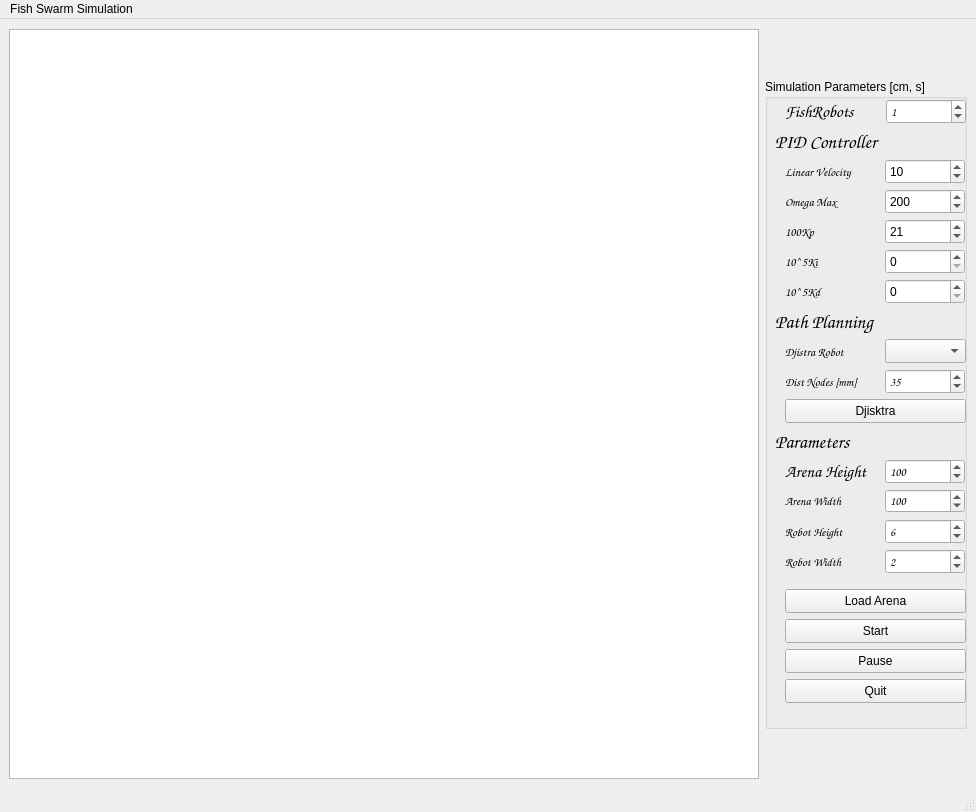
The window that swarminterface.ui (gribovskiy/FishSwarm) describes before a commit, drawn with Qt 5.
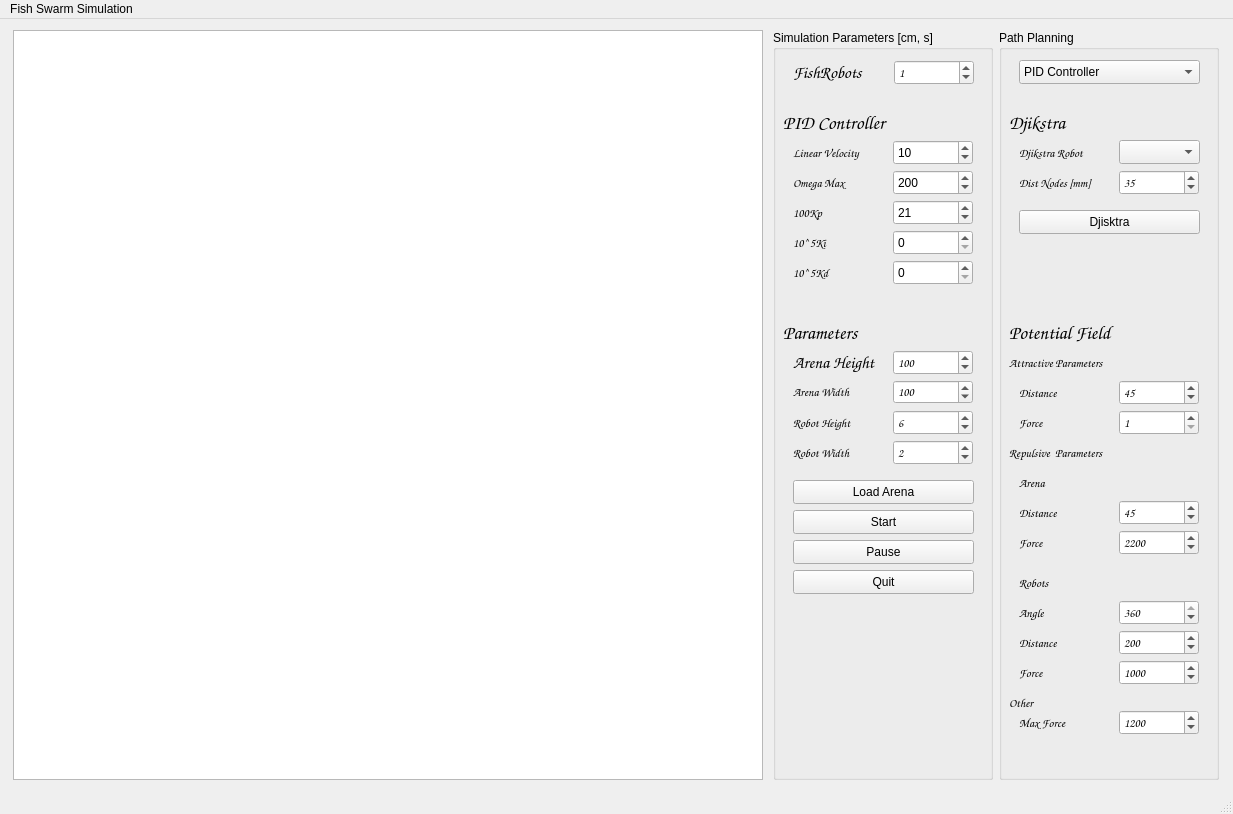
The same window after the commit.

Commit message: potential field has been coded and intial tuning has been done but requires fine tuning with the actual robots

The edit to the form file:
```diff
--- a/swarminterface.ui
+++ b/swarminterface.ui
@@ -6,8 +6,8 @@
    <rect>
     <x>0</x>
     <y>0</y>
-    <width>976</width>
-    <height>812</height>
+    <width>1233</width>
+    <height>814</height>
    </rect>
   </property>
   <property name="windowTitle">
@@ -15,20 +15,20 @@
   </property>
   <widget class="QWidget" name="centralwidget">
    <layout class="QGridLayout" name="gridLayout_2">
-    <item row="0" column="3">
+    <item row="0" column="2">
      <layout class="QHBoxLayout" name="horizontalLayout">
       <item>
        <widget class="QGroupBox" name="InputsGroupBox">
         <property name="minimumSize">
          <size>
-          <width>200</width>
-          <height>650</height>
+          <width>0</width>
+          <height>750</height>
          </size>
         </property>
         <property name="maximumSize">
          <size>
-          <width>600</width>
-          <height>650</height>
+          <width>220</width>
+          <height>750</height>
          </size>
         </property>
         <property name="title">
@@ -38,7 +38,7 @@
          <property name="geometry">
           <rect>
            <x>120</x>
-           <y>380</y>
+           <y>320</y>
            <width>80</width>
            <height>25</height>
           </rect>
@@ -71,7 +71,7 @@
          <property name="geometry">
           <rect>
            <x>20</x>
-           <y>410</y>
+           <y>350</y>
            <width>85</width>
            <height>24</height>
           </rect>
@@ -89,7 +89,7 @@
          <property name="geometry">
           <rect>
            <x>20</x>
-           <y>470</y>
+           <y>410</y>
            <width>85</width>
            <height>25</height>
           </rect>
@@ -107,7 +107,7 @@
          <property name="geometry">
           <rect>
            <x>20</x>
-           <y>380</y>
+           <y>320</y>
            <width>111</width>
            <height>25</height>
           </rect>
@@ -126,7 +126,7 @@
          <property name="geometry">
           <rect>
            <x>20</x>
-           <y>80</y>
+           <y>110</y>
            <width>101</width>
            <height>25</height>
           </rect>
@@ -144,7 +144,7 @@
          <property name="geometry">
           <rect>
            <x>120</x>
-           <y>80</y>
+           <y>110</y>
            <width>80</width>
            <height>25</height>
           </rect>
@@ -172,7 +172,7 @@
          <property name="geometry">
           <rect>
            <x>120</x>
-           <y>410</y>
+           <y>350</y>
            <width>80</width>
            <height>24</height>
           </rect>
@@ -205,7 +205,7 @@
          <property name="geometry">
           <rect>
            <x>120</x>
-           <y>470</y>
+           <y>410</y>
            <width>80</width>
            <height>25</height>
           </rect>
@@ -229,7 +229,7 @@
          <property name="geometry">
           <rect>
            <x>20</x>
-           <y>440</y>
+           <y>380</y>
            <width>85</width>
            <height>25</height>
           </rect>
@@ -247,7 +247,7 @@
          <property name="geometry">
           <rect>
            <x>120</x>
-           <y>440</y>
+           <y>380</y>
            <width>80</width>
            <height>25</height>
           </rect>
@@ -274,7 +274,7 @@
          <property name="geometry">
           <rect>
            <x>20</x>
-           <y>510</y>
+           <y>450</y>
            <width>181</width>
            <height>24</height>
           </rect>
@@ -287,7 +287,7 @@
          <property name="geometry">
           <rect>
            <x>20</x>
-           <y>540</y>
+           <y>480</y>
            <width>181</width>
            <height>24</height>
           </rect>
@@ -303,7 +303,7 @@
          <property name="geometry">
           <rect>
            <x>20</x>
-           <y>570</y>
+           <y>510</y>
            <width>181</width>
            <height>24</height>
           </rect>
@@ -316,7 +316,7 @@
          <property name="geometry">
           <rect>
            <x>20</x>
-           <y>600</y>
+           <y>540</y>
            <width>181</width>
            <height>24</height>
           </rect>
@@ -329,7 +329,7 @@
          <property name="geometry">
           <rect>
            <x>121</x>
-           <y>20</y>
+           <y>30</y>
            <width>80</width>
            <height>25</height>
           </rect>
@@ -356,7 +356,7 @@
          <property name="geometry">
           <rect>
            <x>20</x>
-           <y>20</y>
+           <y>30</y>
            <width>85</width>
            <height>25</height>
           </rect>
@@ -378,7 +378,7 @@
          <property name="geometry">
           <rect>
            <x>10</x>
-           <y>50</y>
+           <y>80</y>
            <width>171</width>
            <height>25</height>
           </rect>
@@ -400,7 +400,7 @@
          <property name="geometry">
           <rect>
            <x>20</x>
-           <y>110</y>
+           <y>140</y>
            <width>101</width>
            <height>25</height>
           </rect>
@@ -418,7 +418,7 @@
          <property name="geometry">
           <rect>
            <x>120</x>
-           <y>110</y>
+           <y>140</y>
            <width>80</width>
            <height>25</height>
           </rect>
@@ -443,7 +443,7 @@
          <property name="geometry">
           <rect>
            <x>120</x>
-           <y>140</y>
+           <y>170</y>
            <width>80</width>
            <height>25</height>
           </rect>
@@ -471,7 +471,7 @@
          <property name="geometry">
           <rect>
            <x>20</x>
-           <y>140</y>
+           <y>170</y>
            <width>101</width>
            <height>25</height>
           </rect>
@@ -489,7 +489,7 @@
          <property name="geometry">
           <rect>
            <x>120</x>
-           <y>170</y>
+           <y>200</y>
            <width>80</width>
            <height>25</height>
           </rect>
@@ -517,7 +517,7 @@
          <property name="geometry">
           <rect>
            <x>20</x>
-           <y>170</y>
+           <y>200</y>
            <width>101</width>
            <height>25</height>
           </rect>
@@ -535,7 +535,7 @@
          <property name="geometry">
           <rect>
            <x>120</x>
-           <y>200</y>
+           <y>230</y>
            <width>80</width>
            <height>25</height>
           </rect>
@@ -563,7 +563,7 @@
          <property name="geometry">
           <rect>
            <x>20</x>
-           <y>200</y>
+           <y>230</y>
            <width>101</width>
            <height>25</height>
           </rect>
@@ -581,7 +581,7 @@
          <property name="geometry">
           <rect>
            <x>10</x>
-           <y>350</y>
+           <y>290</y>
            <width>181</width>
            <height>25</height>
           </rect>
@@ -599,11 +599,130 @@
           <string>Parameters</string>
          </property>
         </widget>
+       </widget>
+      </item>
+      <item>
+       <widget class="QGroupBox" name="groupBox">
+        <property name="maximumSize">
+         <size>
+          <width>220</width>
+          <height>750</height>
+         </size>
+        </property>
+        <property name="title">
+         <string>Path Planning</string>
+        </property>
+        <widget class="QLabel" name="DjikstraLabel">
+         <property name="geometry">
+          <rect>
+           <x>10</x>
+           <y>80</y>
+           <width>181</width>
+           <height>25</height>
+          </rect>
+         </property>
+         <property name="font">
+          <font>
+           <family>Comic Sans MS</family>
+           <pointsize>14</pointsize>
+           <weight>75</weight>
+           <italic>true</italic>
+           <bold>true</bold>
+          </font>
+         </property>
+         <property name="text">
+          <string>Djikstra</string>
+         </property>
+        </widget>
+        <widget class="QSpinBox" name="attractiveDist">
+         <property name="geometry">
+          <rect>
+           <x>120</x>
+           <y>350</y>
+           <width>80</width>
+           <height>25</height>
+          </rect>
+         </property>
+         <property name="maximumSize">
+          <size>
+           <width>80</width>
+           <height>16777215</height>
+          </size>
+         </property>
+         <property name="font">
+          <font>
+           <family>Comic Sans MS</family>
+          </font>
+         </property>
+         <property name="minimum">
+          <number>10</number>
+         </property>
+         <property name="maximum">
+          <number>1000</number>
+         </property>
+         <property name="singleStep">
+          <number>5</number>
+         </property>
+         <property name="value">
+          <number>45</number>
+         </property>
+        </widget>
+        <widget class="QLabel" name="RepulsiveForceLabel">
+         <property name="geometry">
+          <rect>
+           <x>20</x>
+           <y>500</y>
+           <width>71</width>
+           <height>25</height>
+          </rect>
+         </property>
+         <property name="font">
+          <font>
+           <family>Comic Sans MS</family>
+          </font>
+         </property>
+         <property name="text">
+          <string>Force</string>
+         </property>
+        </widget>
+        <widget class="QSpinBox" name="attractiveForce">
+         <property name="geometry">
+          <rect>
+           <x>120</x>
+           <y>380</y>
+           <width>80</width>
+           <height>25</height>
+          </rect>
+         </property>
+         <property name="maximumSize">
+          <size>
+           <width>80</width>
+           <height>16777215</height>
+          </size>
+         </property>
+         <property name="font">
+          <font>
+           <family>Comic Sans MS</family>
+          </font>
+         </property>
+         <property name="minimum">
+          <number>1</number>
+         </property>
+         <property name="maximum">
+          <number>1000</number>
+         </property>
+         <property name="singleStep">
+          <number>1</number>
+         </property>
+         <property name="value">
+          <number>1</number>
+         </property>
+        </widget>
         <widget class="QPushButton" name="DJikstraDrawPath">
          <property name="geometry">
           <rect>
            <x>20</x>
-           <y>320</y>
+           <y>180</y>
            <width>181</width>
            <height>24</height>
           </rect>
@@ -612,11 +731,228 @@
           <string>Djisktra</string>
          </property>
         </widget>
-        <widget class="QLabel" name="CharacteristicsLabel_2">
+        <widget class="QLabel" name="InfluenceLabel">
          <property name="geometry">
           <rect>
+           <x>20</x>
+           <y>540</y>
+           <width>181</width>
+           <height>25</height>
+          </rect>
+         </property>
+         <property name="font">
+          <font>
+           <family>Comic Sans MS</family>
+          </font>
+         </property>
+         <property name="text">
+          <string>Robots</string>
+         </property>
+        </widget>
+        <widget class="QLabel" name="AttractiveParametersLabel">
+         <property name="geometry">
+          <rect>
            <x>10</x>
-           <y>230</y>
+           <y>320</y>
+           <width>181</width>
+           <height>25</height>
+          </rect>
+         </property>
+         <property name="font">
+          <font>
+           <family>Comic Sans MS</family>
+          </font>
+         </property>
+         <property name="text">
+          <string>Attractive Parameters</string>
+         </property>
+        </widget>
+        <widget class="QLabel" name="ArenaRepulsiveDistanceLabel">
+         <property name="geometry">
+          <rect>
+           <x>20</x>
+           <y>470</y>
+           <width>71</width>
+           <height>25</height>
+          </rect>
+         </property>
+         <property name="font">
+          <font>
+           <family>Comic Sans MS</family>
+          </font>
+         </property>
+         <property name="text">
+          <string>Distance</string>
+         </property>
+        </widget>
+        <widget class="QSpinBox" name="InfluenceAngle">
+         <property name="geometry">
+          <rect>
+           <x>120</x>
+           <y>570</y>
+           <width>80</width>
+           <height>25</height>
+          </rect>
+         </property>
+         <property name="maximumSize">
+          <size>
+           <width>80</width>
+           <height>16777215</height>
+          </size>
+         </property>
+         <property name="font">
+          <font>
+           <family>Comic Sans MS</family>
+          </font>
+         </property>
+         <property name="minimum">
+          <number>10</number>
+         </property>
+         <property name="maximum">
+          <number>360</number>
+         </property>
+         <property name="singleStep">
+          <number>10</number>
+         </property>
+         <property name="value">
+          <number>360</number>
+         </property>
+        </widget>
+        <widget class="QSpinBox" name="ArenaRepulsiveForce">
+         <property name="geometry">
+          <rect>
+           <x>120</x>
+           <y>500</y>
+           <width>80</width>
+           <height>25</height>
+          </rect>
+         </property>
+         <property name="maximumSize">
+          <size>
+           <width>80</width>
+           <height>16777215</height>
+          </size>
+         </property>
+         <property name="font">
+          <font>
+           <family>Comic Sans MS</family>
+          </font>
+         </property>
+         <property name="minimum">
+          <number>1</number>
+         </property>
+         <property name="maximum">
+          <number>100000</number>
+         </property>
+         <property name="singleStep">
+          <number>1</number>
+         </property>
+         <property name="value">
+          <number>2200</number>
+         </property>
+        </widget>
+        <widget class="QLabel" name="AttractiveDistance">
+         <property name="geometry">
+          <rect>
+           <x>20</x>
+           <y>350</y>
+           <width>71</width>
+           <height>25</height>
+          </rect>
+         </property>
+         <property name="font">
+          <font>
+           <family>Comic Sans MS</family>
+          </font>
+         </property>
+         <property name="text">
+          <string>Distance</string>
+         </property>
+        </widget>
+        <widget class="QLabel" name="DjikstraRobotLabel">
+         <property name="geometry">
+          <rect>
+           <x>20</x>
+           <y>110</y>
+           <width>121</width>
+           <height>25</height>
+          </rect>
+         </property>
+         <property name="font">
+          <font>
+           <family>Comic Sans MS</family>
+          </font>
+         </property>
+         <property name="text">
+          <string>Djikstra Robot</string>
+         </property>
+        </widget>
+        <widget class="QSpinBox" name="ArenaRepulsiveDist">
+         <property name="geometry">
+          <rect>
+           <x>120</x>
+           <y>470</y>
+           <width>80</width>
+           <height>25</height>
+          </rect>
+         </property>
+         <property name="maximumSize">
+          <size>
+           <width>80</width>
+           <height>16777215</height>
+          </size>
+         </property>
+         <property name="font">
+          <font>
+           <family>Comic Sans MS</family>
+          </font>
+         </property>
+         <property name="minimum">
+          <number>10</number>
+         </property>
+         <property name="maximum">
+          <number>1000</number>
+         </property>
+         <property name="singleStep">
+          <number>10</number>
+         </property>
+         <property name="value">
+          <number>45</number>
+         </property>
+        </widget>
+        <widget class="QComboBox" name="DjikstraComboBox">
+         <property name="geometry">
+          <rect>
+           <x>120</x>
+           <y>110</y>
+           <width>81</width>
+           <height>24</height>
+          </rect>
+         </property>
+        </widget>
+        <widget class="QLabel" name="AttractiveForceLabel">
+         <property name="geometry">
+          <rect>
+           <x>20</x>
+           <y>380</y>
+           <width>71</width>
+           <height>25</height>
+          </rect>
+         </property>
+         <property name="font">
+          <font>
+           <family>Comic Sans MS</family>
+          </font>
+         </property>
+         <property name="text">
+          <string>Force</string>
+         </property>
+        </widget>
+        <widget class="QLabel" name="PotentialFieldLabel">
+         <property name="geometry">
+          <rect>
+           <x>10</x>
+           <y>290</y>
            <width>181</width>
            <height>25</height>
           </rect>
@@ -631,15 +967,15 @@
           </font>
          </property>
          <property name="text">
-          <string>Path Planning</string>
+          <string>Potential Field</string>
          </property>
         </widget>
-        <widget class="QLabel" name="DjikstraLabel">
+        <widget class="QLabel" name="AngleLabel">
          <property name="geometry">
           <rect>
            <x>20</x>
-           <y>260</y>
-           <width>121</width>
+           <y>570</y>
+           <width>71</width>
            <height>25</height>
           </rect>
          </property>
@@ -649,15 +985,15 @@
           </font>
          </property>
          <property name="text">
-          <string>Djistra Robot</string>
+          <string>Angle</string>
          </property>
         </widget>
-        <widget class="QLabel" name="DistanceNodesLabel">
+        <widget class="QLabel" name="RepulsiveParametersLabel">
          <property name="geometry">
           <rect>
-           <x>20</x>
-           <y>290</y>
-           <width>121</width>
+           <x>10</x>
+           <y>410</y>
+           <width>181</width>
            <height>25</height>
           </rect>
          </property>
@@ -667,14 +1003,14 @@
           </font>
          </property>
          <property name="text">
-          <string>Dist Nodes [mm]</string>
+          <string>Repulsive  Parameters</string>
          </property>
         </widget>
         <widget class="QSpinBox" name="DistanceNodes_spinbox">
          <property name="geometry">
           <rect>
            <x>120</x>
-           <y>290</y>
+           <y>140</y>
            <width>80</width>
            <height>25</height>
           </rect>
@@ -703,14 +1039,236 @@
           <number>35</number>
          </property>
         </widget>
-        <widget class="QComboBox" name="DjikstraComboBox">
+        <widget class="QLabel" name="DistanceNodesLabel">
          <property name="geometry">
           <rect>
-           <x>120</x>
-           <y>260</y>
-           <width>81</width>
+           <x>20</x>
+           <y>140</y>
+           <width>121</width>
+           <height>25</height>
+          </rect>
+         </property>
+         <property name="font">
+          <font>
+           <family>Comic Sans MS</family>
+          </font>
+         </property>
+         <property name="text">
+          <string>Dist Nodes [mm]</string>
+         </property>
+        </widget>
+        <widget class="QComboBox" name="PathPlanningComboBox">
+         <property name="geometry">
+          <rect>
+           <x>20</x>
+           <y>30</y>
+           <width>181</width>
            <height>24</height>
           </rect>
+         </property>
+         <item>
+          <property name="text">
+           <string>PID Controller</string>
+          </property>
+         </item>
+         <item>
+          <property name="text">
+           <string>Djikstra</string>
+          </property>
+         </item>
+         <item>
+          <property name="text">
+           <string>Potential Field</string>
+          </property>
+         </item>
+        </widget>
+        <widget class="QLabel" name="OtherLabel">
+         <property name="geometry">
+          <rect>
+           <x>10</x>
+           <y>660</y>
+           <width>181</width>
+           <height>25</height>
+          </rect>
+         </property>
+         <property name="font">
+          <font>
+           <family>Comic Sans MS</family>
+          </font>
+         </property>
+         <property name="text">
+          <string>Other</string>
+         </property>
+        </widget>
+        <widget class="QLabel" name="MaxForceLabel">
+         <property name="geometry">
+          <rect>
+           <x>20</x>
+           <y>680</y>
+           <width>71</width>
+           <height>25</height>
+          </rect>
+         </property>
+         <property name="font">
+          <font>
+           <family>Comic Sans MS</family>
+          </font>
+         </property>
+         <property name="text">
+          <string>Max Force</string>
+         </property>
+        </widget>
+        <widget class="QSpinBox" name="MaxForce">
+         <property name="geometry">
+          <rect>
+           <x>120</x>
+           <y>680</y>
+           <width>80</width>
+           <height>25</height>
+          </rect>
+         </property>
+         <property name="maximumSize">
+          <size>
+           <width>80</width>
+           <height>16777215</height>
+          </size>
+         </property>
+         <property name="font">
+          <font>
+           <family>Comic Sans MS</family>
+          </font>
+         </property>
+         <property name="minimum">
+          <number>1</number>
+         </property>
+         <property name="maximum">
+          <number>100000</number>
+         </property>
+         <property name="singleStep">
+          <number>10</number>
+         </property>
+         <property name="value">
+          <number>1200</number>
+         </property>
+        </widget>
+        <widget class="QLabel" name="RepulsiveArenaLabel">
+         <property name="geometry">
+          <rect>
+           <x>20</x>
+           <y>440</y>
+           <width>181</width>
+           <height>25</height>
+          </rect>
+         </property>
+         <property name="font">
+          <font>
+           <family>Comic Sans MS</family>
+          </font>
+         </property>
+         <property name="text">
+          <string>Arena</string>
+         </property>
+        </widget>
+        <widget class="QLabel" name="RobotRepulsiveDistanceLabel">
+         <property name="geometry">
+          <rect>
+           <x>20</x>
+           <y>600</y>
+           <width>71</width>
+           <height>25</height>
+          </rect>
+         </property>
+         <property name="font">
+          <font>
+           <family>Comic Sans MS</family>
+          </font>
+         </property>
+         <property name="text">
+          <string>Distance</string>
+         </property>
+        </widget>
+        <widget class="QLabel" name="RepulsiveForceLabel_2">
+         <property name="geometry">
+          <rect>
+           <x>20</x>
+           <y>630</y>
+           <width>71</width>
+           <height>25</height>
+          </rect>
+         </property>
+         <property name="font">
+          <font>
+           <family>Comic Sans MS</family>
+          </font>
+         </property>
+         <property name="text">
+          <string>Force</string>
+         </property>
+        </widget>
+        <widget class="QSpinBox" name="RobotRepulsiveDist">
+         <property name="geometry">
+          <rect>
+           <x>120</x>
+           <y>600</y>
+           <width>80</width>
+           <height>25</height>
+          </rect>
+         </property>
+         <property name="maximumSize">
+          <size>
+           <width>80</width>
+           <height>16777215</height>
+          </size>
+         </property>
+         <property name="font">
+          <font>
+           <family>Comic Sans MS</family>
+          </font>
+         </property>
+         <property name="minimum">
+          <number>10</number>
+         </property>
+         <property name="maximum">
+          <number>10000</number>
+         </property>
+         <property name="singleStep">
+          <number>10</number>
+         </property>
+         <property name="value">
+          <number>200</number>
+         </property>
+        </widget>
+        <widget class="QSpinBox" name="RobotsRepulsiveForce">
+         <property name="geometry">
+          <rect>
+           <x>120</x>
+           <y>630</y>
+           <width>80</width>
+           <height>25</height>
+          </rect>
+         </property>
+         <property name="maximumSize">
+          <size>
+           <width>80</width>
+           <height>16777215</height>
+          </size>
+         </property>
+         <property name="font">
+          <font>
+           <family>Comic Sans MS</family>
+          </font>
+         </property>
+         <property name="minimum">
+          <number>1</number>
+         </property>
+         <property name="maximum">
+          <number>1000000</number>
+         </property>
+         <property name="singleStep">
+          <number>1</number>
+         </property>
+         <property name="value">
+          <number>1000</number>
          </property>
         </widget>
        </widget>
@@ -755,7 +1313,7 @@
     <rect>
      <x>0</x>
      <y>0</y>
-     <width>976</width>
+     <width>1233</width>
      <height>22</height>
     </rect>
    </property>
```
Left out of the diff: 4 changed lines with no effect on the pictures. The commit also changes 10 other files.
